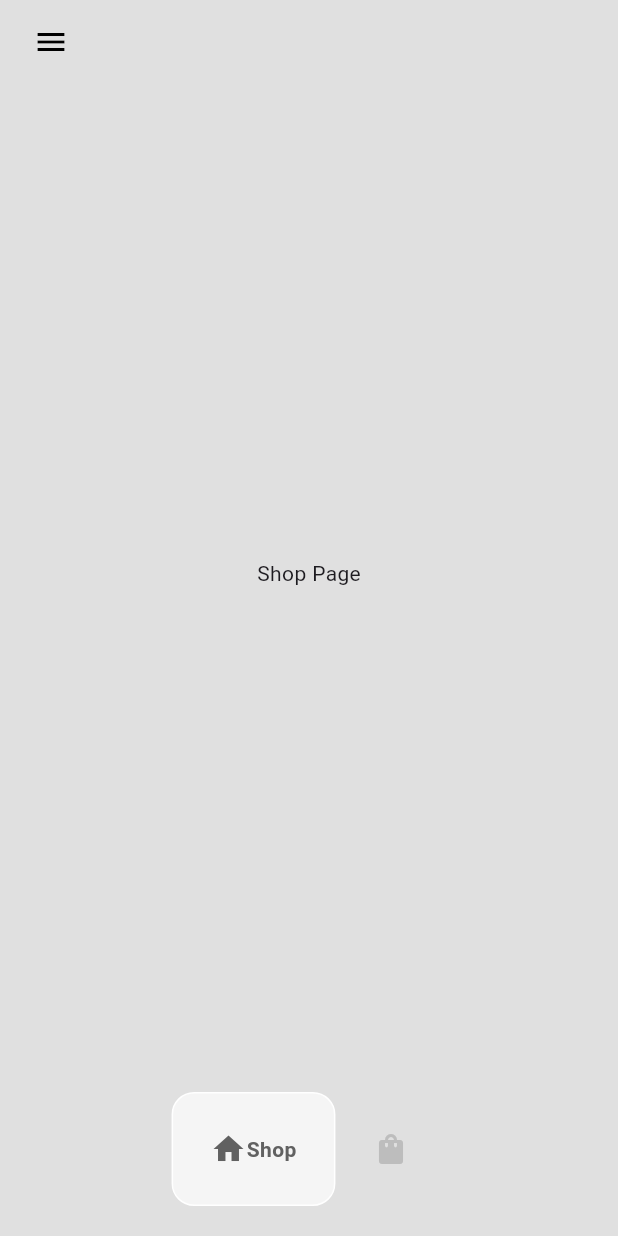
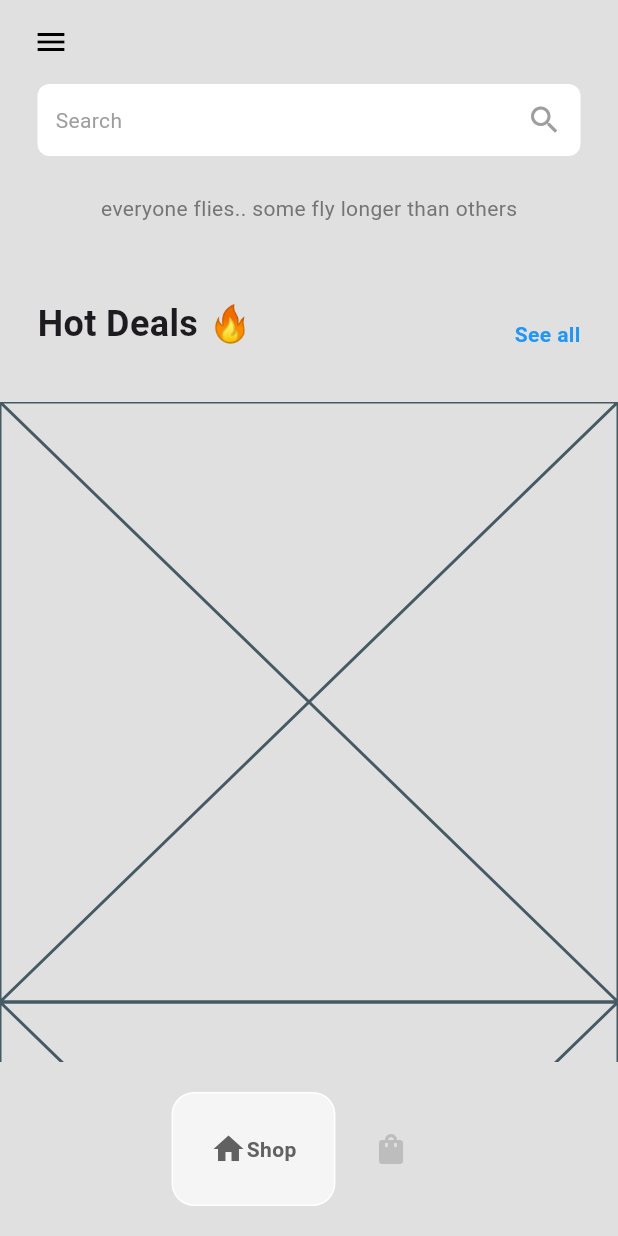
Before and after one commit to divyanshu1810/e_commerce_flutter, a Flutter app: the HomePage screen opened directly, on a phone screen of 412 x 824 dp. Run offline on Flutter 3.47's test engine with Material 3 defaults, Android fonts, the phone set to English and light mode, and no system bars; drawn by our look-alikes of google_nav_bar.

```diff
--- /dev/null
+++ b/lib/components/shoe_tile.dart
@@ -0,0 +1,10 @@
+import 'package:flutter/material.dart';
+
+class ShoeTile extends StatelessWidget {
+  const ShoeTile({super.key});
+
+  @override
+  Widget build(BuildContext context) {
+    return const Placeholder();
+  }
+}
--- /dev/null
+++ b/lib/models/shoe.dart
@@ -0,0 +1,21 @@
+class Shoe {
+  final String name;
+  final double price;
+  final String imagePath;
+  final String description;
+
+  Shoe(
+      {required this.name,
+      required this.imagePath,
+      required this.price,
+      required this.description});
+
+  factory Shoe.fromJson(Map<String, dynamic> json) {
+    return Shoe(
+      name: json['name'],
+      imagePath: json['imagePath'],
+      price: json['price'],
+      description: json['description'],
+    );
+  }
+}
--- a/lib/pages/shop_page.dart
+++ b/lib/pages/shop_page.dart
@@ -1,3 +1,4 @@
+import 'package:e_commerce/components/shoe_tile.dart';
 import 'package:flutter/material.dart';
 
 class ShopPage extends StatefulWidget {
@@ -10,8 +11,53 @@ class ShopPage extends StatefulWidget {
 class _ShopPageState extends State<ShopPage> {
   @override
   Widget build(BuildContext context) {
-    return const Center(
-      child: Text('Shop Page'),
+    return Column(
+      children: [
+        Container(
+          padding: const EdgeInsets.all(12),
+          margin: const EdgeInsets.symmetric(horizontal: 25),
+          decoration: BoxDecoration(
+            color: Colors.white,
+            borderRadius: BorderRadius.circular(8),
+          ),
+          child: const Row(
+            mainAxisAlignment: MainAxisAlignment.spaceBetween,
+            children: [
+              Text('Search', style: TextStyle(color: Colors.grey)),
+              Icon(Icons.search, color: Colors.grey),
+            ],
+          ),
+        ),
+        Padding(
+          padding: const EdgeInsets.symmetric(vertical: 25),
+          child: Text(
+            'everyone flies.. some fly longer than others',
+            style: TextStyle(
+              color: Colors.grey[600],
+            ),
+          ),
+        ),
+        const Padding(
+          padding: EdgeInsets.all(25),
+          child: Row(
+            mainAxisAlignment: MainAxisAlignment.spaceBetween,
+            crossAxisAlignment: CrossAxisAlignment.end,
+            children: [
+              Text('Hot Deals 🔥',
+                  style: TextStyle(fontSize: 24, fontWeight: FontWeight.bold)),
+              Text('See all',
+                  style: TextStyle(
+                      fontWeight: FontWeight.bold, color: Colors.blue)),
+            ],
+          ),
+        ),
+        const SizedBox(height: 10),
+        Expanded(
+          child: ListView.builder(itemBuilder: (context, value) {
+            return const ShoeTile();
+          }),
+        ),
+      ],
     );
   }
 }
```
